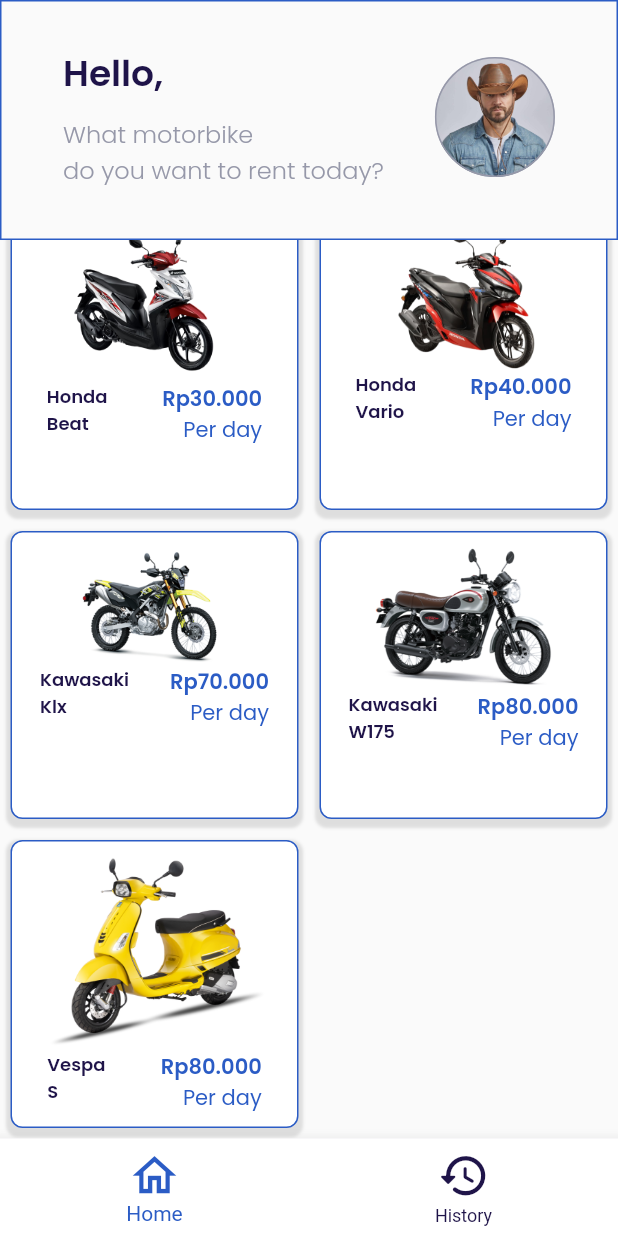
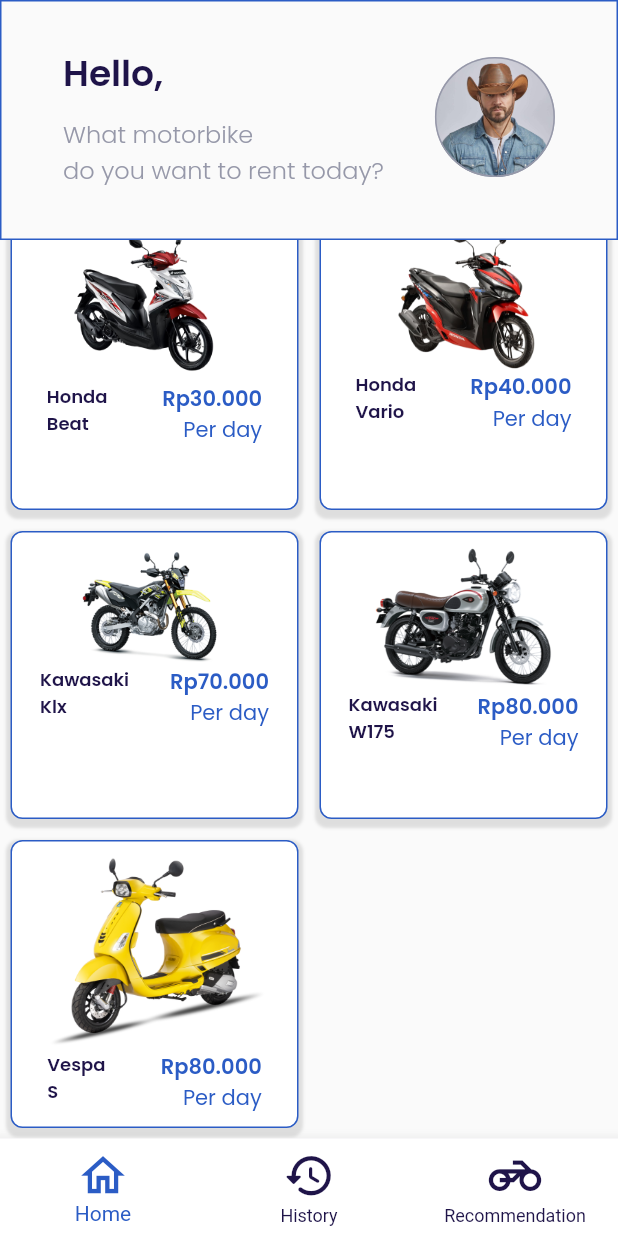
Before and after one commit to iqbalgany/aplikasi_penyewaan_kendaraan_motor, a Flutter app: the MainScreen screen opened directly, scrolled down 637 dp, on a phone screen of 412 x 824 dp. Run offline on Flutter 3.47's test engine with Material 2 defaults, Android fonts, the phone set to English and light mode, and no system bars; our stand-ins replace currency_text_input_formatter, dio, google_fonts, shared_preferences; missing offline and left inert: colorful_safe_area; accounts and stored records are empty.

Commit message:
commit openAI screen

```diff
--- /dev/null
+++ b/aplikasi_penyewaan_motor/lib/models/open_ai.dart
@@ -0,0 +1,98 @@
+import 'dart:convert';
+
+GptData gptDataFromJson(String str) => GptData.fromJson(json.decode(str));
+
+String gptDataToJson(GptData data) => json.encode(data.toJson());
+
+class GptData {
+  final String warning;
+  final String id;
+  final String object;
+  final int created;
+  final String model;
+  final List<Choice> choices;
+  final Usage usage;
+
+  GptData({
+    required this.warning,
+    required this.id,
+    required this.object,
+    required this.created,
+    required this.model,
+    required this.choices,
+    required this.usage,
+  });
+
+  factory GptData.fromJson(Map<String, dynamic> json) => GptData(
+        warning: json["warning"],
+        id: json["id"],
+        object: json["object"],
+        created: json["created"],
+        model: json["model"],
+        choices:
+            List<Choice>.from(json["choices"].map((x) => Choice.fromJson(x))),
+        usage: Usage.fromJson(json["usage"]),
+      );
+
+  Map<String, dynamic> toJson() => {
+        "warning": warning,
+        "id": id,
+        "object": object,
+        "created": created,
+        "model": model,
+        "choices": List<dynamic>.from(choices.map((x) => x.toJson())),
+        "usage": usage.toJson(),
+      };
+}
+
+class Choice {
+  final String text;
+  final int index;
+  final dynamic logprobs;
+  final String finishReason;
+
+  Choice({
+    required this.text,
+    required this.index,
+    required this.logprobs,
+    required this.finishReason,
+  });
+
+  factory Choice.fromJson(Map<String, dynamic> json) => Choice(
+        text: json["text"],
+        index: json["index"],
+        logprobs: json["logprobs"],
+        finishReason: json["finish_reason"],
+      );
+
+  Map<String, dynamic> toJson() => {
+        "text": text,
+        "index": index,
+        "logprobs": logprobs,
+        "finish_reason": finishReason,
+      };
+}
+
+class Usage {
+  final int promptTokens;
+  final int completionTokens;
+  final int totalTokens;
+
+  Usage({
+    required this.promptTokens,
+    required this.completionTokens,
+    required this.totalTokens,
+  });
+
+  factory Usage.fromJson(Map<String, dynamic> json) => Usage(
+        promptTokens: json["prompt_tokens"],
+        completionTokens: json["completion_tokens"],
+        totalTokens: json["total_tokens"],
+      );
+
+  Map<String, dynamic> toJson() => {
+        "prompt_tokens": promptTokens,
+        "completion_tokens": completionTokens,
+        "total_tokens": totalTokens,
+      };
+}
--- /dev/null
+++ b/aplikasi_penyewaan_motor/lib/providers/open_ai_controller.dart
@@ -0,0 +1,50 @@
+import 'package:aplikasi_penyewaan_motor/models/open_ai.dart';
+import 'package:aplikasi_penyewaan_motor/services/recommendation.dart';
+import 'package:currency_text_input_formatter/currency_text_input_formatter.dart';
+import 'package:flutter/material.dart';
+import 'package:intl/intl.dart';
+
+class PredictionController extends ChangeNotifier {
+  final GlobalKey<FormState> formKey = GlobalKey<FormState>();
+
+  final TextEditingController dayController = TextEditingController();
+  final TextEditingController priceController = TextEditingController();
+  final CurrencyTextInputFormatter currencyFormatter =
+      CurrencyTextInputFormatter(
+    locale: 'id_ID',
+    decimalDigits: 0,
+    symbol: 'Rp',
+  );
+
+  final RecommendationService service = RecommendationService();
+
+  GptData? gptData;
+
+  final currency = NumberFormat.currency(
+    locale: 'id_ID',
+    symbol: 'Rp',
+    decimalDigits: 0,
+  );
+
+  Future<void> getRecommendation({
+    required int averagePrice,
+    required String day,
+  }) async {
+    try {
+      final averageRentalPrice = currency.format(averagePrice);
+      notifyListeners();
+
+      String promptData =
+          'You are someone who understands motorbike rental. Please recommend me a motorbike that is frequently used for rental within $day days and the average price $averageRentalPrice, in list form';
+      notifyListeners();
+
+      gptData = await service.getRecommendation(
+        promptData: promptData,
+      );
+      notifyListeners();
+    } catch (e) {
+      notifyListeners();
+      rethrow;
+    }
+  }
+}
--- a/aplikasi_penyewaan_motor/lib/utils/constant.dart
+++ b/aplikasi_penyewaan_motor/lib/utils/constant.dart
@@ -1,5 +1,9 @@
+import 'package:aplikasi_penyewaan_motor/env/env.dart';
+
 class Urls {
   static const String baseUrl = "https://reqres.in/api/";
 
   static const String login = "login";
 }
+
+String apiKey = Env.apiKey;
--- a/aplikasi_penyewaan_motor/lib/utils/theme.dart
+++ b/aplikasi_penyewaan_motor/lib/utils/theme.dart
@@ -4,12 +4,12 @@
 double defaultMargin = 24;
 double defaultRadius = 17;
 
-Color kBlackColor = Color(0xff1f1449);
-Color kWhiteColor = Color(0xffffffff);
-Color kGreyColor = Color(0xff9698a9);
-Color kBlueColor = Color.fromARGB(255, 43, 92, 197);
-Color kYellowColor = Color.fromARGB(255, 240, 255, 27);
-Color kBackgroundColor = Color(0xfffafafa);
+Color kBlackColor = const Color(0xff1f1449);
+Color kWhiteColor = const Color(0xffffffff);
+Color kGreyColor = const Color(0xff9698a9);
+Color kBlueColor = const Color.fromARGB(255, 43, 92, 197);
+Color kYellowColor = const Color.fromARGB(255, 240, 255, 27);
+Color kBackgroundColor = const Color(0xfffafafa);
 
 TextStyle blackTextStyle = GoogleFonts.poppins(
   color: kBlackColor,
--- a/aplikasi_penyewaan_motor/lib/views/screens/home_screen.dart
+++ b/aplikasi_penyewaan_motor/lib/views/screens/home_screen.dart
@@ -25,13 +25,13 @@
       child: Scaffold(
         backgroundColor: kBackgroundColor,
         appBar: PreferredSize(
-          preferredSize: Size.fromHeight(160),
+          preferredSize: const Size.fromHeight(160),
           child: Container(
             decoration: BoxDecoration(border: Border.all(color: kBlueColor)),
             child: Column(
               children: [
                 Container(
-                  margin: EdgeInsets.symmetric(
+                  margin: const EdgeInsets.symmetric(
                     horizontal: 24,
                     vertical: 30,
                   ),
@@ -42,13 +42,13 @@
                         crossAxisAlignment: CrossAxisAlignment.start,
                         children: [
                           Text(
-                            "Hello, " + signInProvider.usernameController.text,
+                            "Hello, ${signInProvider.usernameController.text}",
                             style: blackTextStyle.copyWith(
                               fontWeight: semiBold,
                               fontSize: 24,
                             ),
                           ),
-                          SizedBox(height: 10),
+                          const SizedBox(height: 10),
                           Text(
                             'What motorbike\ndo you want to rent today?',
                             style: greyTextStyle.copyWith(
@@ -64,7 +64,7 @@
                         decoration: BoxDecoration(
                           border: Border.all(color: kGreyColor),
                           shape: BoxShape.circle,
-                          image: DecorationImage(
+                          image: const DecorationImage(
                             image: AssetImage('assets/images/man_photo.jpg'),
                           ),
                         ),
@@ -94,8 +94,8 @@
                 );
               },
               child: Container(
-                margin: EdgeInsets.all(7),
-                padding: EdgeInsets.all(5),
+                margin: const EdgeInsets.all(7),
+                padding: const EdgeInsets.all(5),
                 height: MediaQuery.of(context).size.height,
                 width: MediaQuery.of(context).size.width,
                 decoration: BoxDecoration(
@@ -107,7 +107,7 @@
                       color: Colors.grey.withOpacity(0.3),
                       spreadRadius: 3,
                       blurRadius: 1,
-                      offset: Offset(0, 3),
+                      offset: const Offset(0, 3),
                     ),
                   ],
                 ),
--- a/aplikasi_penyewaan_motor/lib/views/screens/main_screen.dart
+++ b/aplikasi_penyewaan_motor/lib/views/screens/main_screen.dart
@@ -1,6 +1,7 @@
 import 'package:aplikasi_penyewaan_motor/utils/theme.dart';
 import 'package:aplikasi_penyewaan_motor/views/screens/history_screen.dart';
 import 'package:aplikasi_penyewaan_motor/views/screens/home_screen.dart';
+import 'package:aplikasi_penyewaan_motor/views/screens/recommendation_screen.dart';
 import 'package:flutter/material.dart';
 
 class MainScreen extends StatefulWidget {
@@ -16,6 +17,7 @@
   final List<Widget> pages = <Widget>[
     const HomeScreen(),
     const HistoryScreen(),
+    const RecommendationScreen(),
   ];
 
   @override
@@ -33,7 +35,7 @@
         selectedItemColor: kBlueColor,
         unselectedItemColor: kBlackColor,
         backgroundColor: kWhiteColor,
-        items: [
+        items: const [
           BottomNavigationBarItem(
             icon: Icon(Icons.home_outlined),
             label: 'Home',
@@ -42,6 +44,10 @@
             icon: Icon(Icons.history_rounded),
             label: 'History',
           ),
+          BottomNavigationBarItem(
+            icon: Icon(Icons.motorcycle_outlined),
+            label: 'Recommendation',
+          ),
         ],
       ),
     );
--- a/aplikasi_penyewaan_motor/pubspec.yaml
+++ b/aplikasi_penyewaan_motor/pubspec.yaml
@@ -41,6 +41,9 @@
   shared_preferences: ^2.2.2
   intl: ^0.18.1
   colorful_safe_area: ^1.0.0
+  envied: ^0.3.0+3
+  http: ^1.1.0
+  currency_text_input_formatter: ^2.1.10
 
 dev_dependencies:
   flutter_test:
@@ -52,6 +55,8 @@
   # package. See that file for information about deactivating specific lint
   # rules and activating additional ones.
   flutter_lints: ^2.0.0
+  envied_generator: ^0.3.0+3
+  build_runner: ^2.4.6
 
 # For information on the generic Dart part of this file, see the
 # following page: https://dart.dev/tools/pub/pubspec
```
Also changed, not shown: aplikasi_penyewaan_motor/lib/main.dart (+5 -2 lines), aplikasi_penyewaan_motor/lib/services/recommendation.dart (added, +62 -0 lines), aplikasi_penyewaan_motor/lib/views/screens/detail_screen.dart (+25 -15 lines), aplikasi_penyewaan_motor/lib/views/screens/history_screen.dart (+8 -4 lines), aplikasi_penyewaan_motor/lib/views/screens/recommendation_screen.dart (added, +162 -0 lines), aplikasi_penyewaan_motor/lib/views/screens/sign_in_screen.dart (+7 -7 lines), aplikasi_penyewaan_motor/lib/views/screens/splash_screen.dart (+4 -4 lines), aplikasi_penyewaan_motor/pubspec.lock, 2 other files.
